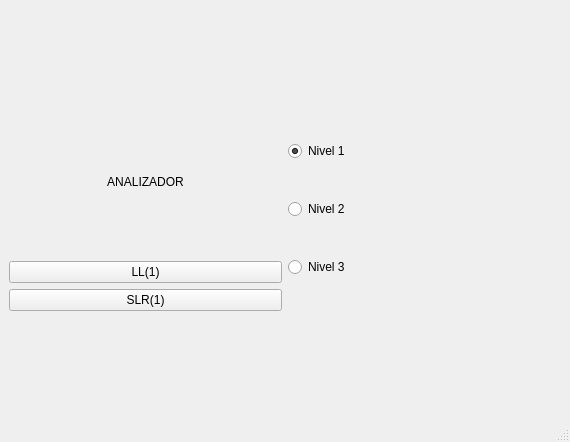
First picture: the form in mainwindow.ui, repository jose-rZM/SyntaxTutor, before the edit.
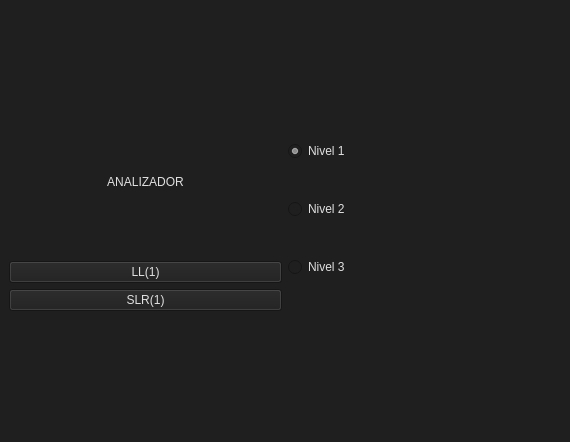
Second picture: the form after the edit.

Commit message: change global style

Diff of the .ui file:
```diff
--- a/mainwindow.ui
+++ b/mainwindow.ui
@@ -13,6 +13,10 @@
   <property name="windowTitle">
    <string>MainWindow</string>
   </property>
+  <property name="styleSheet">
+   <string notr="true">  background-color: #1F1F1F;
+    color: #E0E0E0;</string>
+  </property>
   <widget class="QWidget" name="centralwidget">
    <layout class="QHBoxLayout" name="horizontalLayout">
     <item>
```
The commit also changes 3 other files.
